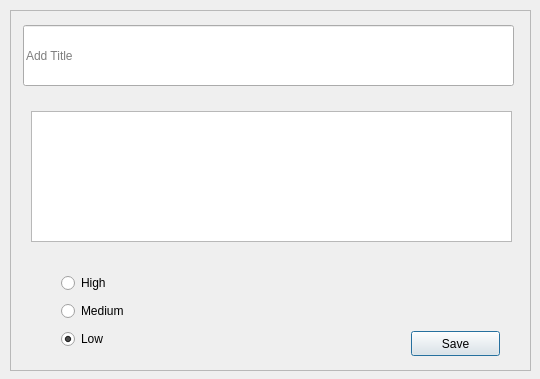
First picture: the form in tudu/forms/addtaskformtudu.ui, repository SaraKapetinic/VerificationTuduProject, before the edit.
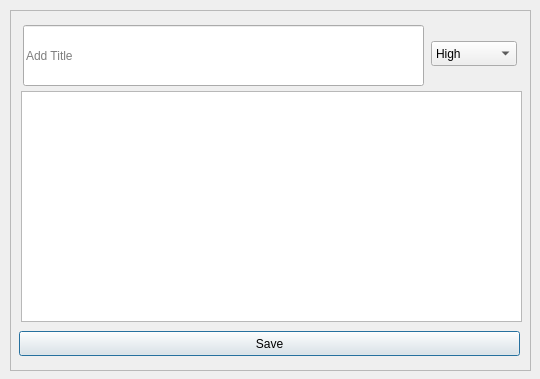
Second picture: the form after the edit.

Commit message: Implement task form

Patch:
```diff
--- a/tudu/forms/addtaskformtudu.ui
+++ b/tudu/forms/addtaskformtudu.ui
@@ -39,7 +39,7 @@
       <rect>
        <x>12</x>
        <y>14</y>
-       <width>491</width>
+       <width>401</width>
        <height>61</height>
       </rect>
      </property>
@@ -53,55 +53,19 @@
     <widget class="QPlainTextEdit" name="tuduTaskPlainTextEdit">
      <property name="geometry">
       <rect>
-       <x>20</x>
-       <y>100</y>
-       <width>481</width>
-       <height>131</height>
+       <x>10</x>
+       <y>80</y>
+       <width>501</width>
+       <height>231</height>
       </rect>
      </property>
     </widget>
-    <widget class="QWidget" name="verticalLayoutWidget">
+    <widget class="QPushButton" name="tuduTaskSave">
      <property name="geometry">
       <rect>
-       <x>50</x>
-       <y>260</y>
-       <width>160</width>
-       <height>83</height>
-      </rect>
-     </property>
-     <layout class="QVBoxLayout" name="verticalLayout">
-      <item>
-       <widget class="QRadioButton" name="radioButton_High">
-        <property name="text">
-         <string>High</string>
-        </property>
-       </widget>
-      </item>
-      <item>
-       <widget class="QRadioButton" name="radioButton_Medium">
-        <property name="text">
-         <string>Medium</string>
-        </property>
-       </widget>
-      </item>
-      <item>
-       <widget class="QRadioButton" name="radioButton_Low">
-        <property name="text">
-         <string>Low</string>
-        </property>
-        <property name="checked">
-         <bool>true</bool>
-        </property>
-       </widget>
-      </item>
-     </layout>
-    </widget>
-    <widget class="QPushButton" name="tuduTaskPushButton">
-     <property name="geometry">
-      <rect>
-       <x>400</x>
+       <x>8</x>
        <y>320</y>
-       <width>89</width>
+       <width>501</width>
        <height>25</height>
       </rect>
      </property>
@@ -112,6 +76,31 @@
       <bool>false</bool>
      </property>
     </widget>
+    <widget class="QComboBox" name="taskPriority">
+     <property name="geometry">
+      <rect>
+       <x>420</x>
+       <y>30</y>
+       <width>86</width>
+       <height>25</height>
+      </rect>
+     </property>
+     <item>
+      <property name="text">
+       <string extracomment="0">High</string>
+      </property>
+     </item>
+     <item>
+      <property name="text">
+       <string extracomment="1">Medium</string>
+      </property>
+     </item>
+     <item>
+      <property name="text">
+       <string extracomment="2">Low</string>
+      </property>
+     </item>
+    </widget>
    </widget>
   </widget>
  </widget>
```
Left out of the diff: 4 changed lines with no effect on the pictures. The commit also changes 10 other files.
